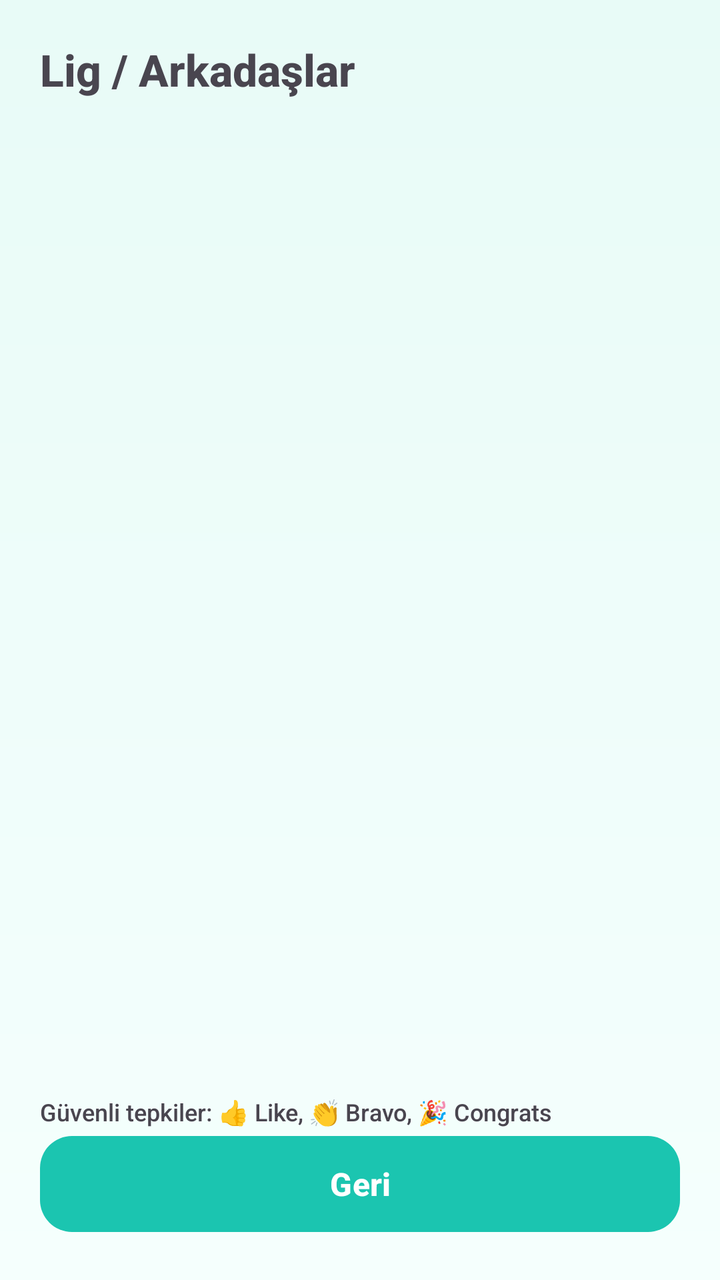
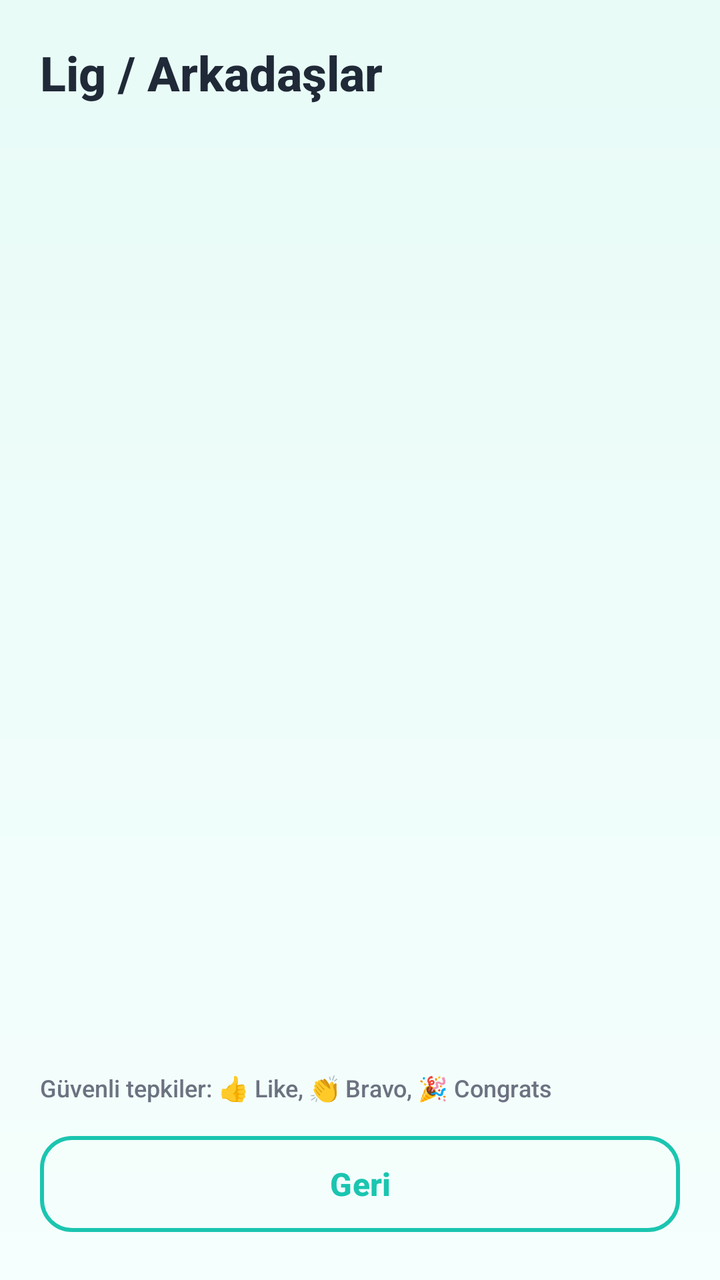

Before-and-after screenshots of an Android layout around one commit, followed by the original layout XML and the change that was made.
<!-- AndroidManifest.xml: application theme Theme.BrainBuddy -->
<!-- res/layout/activity_league.xml -->
<?xml version="1.0" encoding="utf-8"?>
<LinearLayout xmlns:android="http://schemas.android.com/apk/res/android"
    android:layout_width="match_parent"
    android:layout_height="match_parent"
    android:orientation="vertical"
    android:padding="20dp"
    android:background="@drawable/bg_gradient">

    <TextView
        android:layout_width="match_parent"
        android:layout_height="wrap_content"
        android:text="Lig / Arkadaşlar"
        android:textSize="22sp"
        android:textStyle="bold"/>

    <ScrollView
        android:layout_width="match_parent"
        android:layout_height="0dp"
        android:layout_weight="1"
        android:layout_marginTop="16dp">

        <LinearLayout
            android:id="@+id/containerLeague"
            android:layout_width="match_parent"
            android:layout_height="wrap_content"
            android:orientation="vertical"/>
    </ScrollView>

    <TextView
        android:layout_width="match_parent"
        android:layout_height="wrap_content"
        android:layout_marginTop="8dp"
        android:text="Güvenli tepkiler: 👍 Like, 👏 Bravo, 🎉 Congrats"
        android:textSize="12sp"/>

    <Button
        android:id="@+id/btnLeagueBack"
        android:layout_width="match_parent"
        android:layout_height="wrap_content"
        android:text="Geri"/>
</LinearLayout>
<!-- resources referenced by this layout -->
<resources>
  <!-- drawable bg_gradient (drawable) -->
  <?xml version="1.0" encoding="utf-8"?>
  <layer-list xmlns:android="http://schemas.android.com/apk/res/android">
      <item>
          <shape>
              <gradient
                  android:angle="270"
                  android:startColor="#E8FBF7"
                  android:endColor="#F5FFFD"/>
          </shape>
      </item>
  </layer-list>
  <style name="Theme.BrainBuddy" parent="Theme.Material3.Light.NoActionBar">
          <item name="colorPrimary">@color/bb_primary</item>
          <item name="colorOnPrimary">@color/white</item>
          <item name="colorSecondary">@color/bb_secondary</item>
          <item name="colorOnSecondary">@color/white</item>
          <item name="colorTertiary">@color/bb_accent</item>
          <item name="colorOnTertiary">@color/black</item>
          <item name="colorError">@color/bb_error</item>
          <item name="android:windowBackground">@drawable/bg_gradient</item>
          <item name="android:textColorPrimary">@color/bb_text</item>
          <item name="android:textColorSecondary">@color/bb_text_muted</item>
          <item name="materialButtonStyle">@style/BBButton</item>
          <item name="android:fontFamily">sans-serif-medium</item>
      </style>
  <color name="bb_primary">#1BC5B0</color>
  <color name="white">#FFFFFF</color>
  <color name="bb_secondary">#00897B</color>
  <color name="bb_accent">#FFC107</color>
  <color name="black">#000000</color>
  <color name="bb_error">#FF5252</color>
  <color name="bb_text">#1F2937</color>
  <color name="bb_text_muted">#6B7280</color>
  <style name="BBButton" parent="Widget.Material3.Button">
          <item name="android:minHeight">56dp</item>
          <item name="android:paddingStart">24dp</item>
          <item name="android:paddingEnd">24dp</item>
          <item name="cornerRadius">16dp</item>
          <item name="android:textAllCaps">false</item>
          <item name="android:textColor">@color/white</item>
          <item name="android:textSize">16sp</item>
          <item name="android:textStyle">bold</item>
          <item name="backgroundTint">@color/bb_primary</item>
      </style>
</resources>

<!-- the commit's change to res/layout/activity_league.xml (unified diff, before → after) -->
@@ -1,5 +1,6 @@
 <?xml version="1.0" encoding="utf-8"?>
 <LinearLayout xmlns:android="http://schemas.android.com/apk/res/android"
+    xmlns:app="http://schemas.android.com/apk/res-auto"
     android:layout_width="match_parent"
     android:layout_height="match_parent"
     android:orientation="vertical"
@@ -10,8 +11,9 @@
         android:layout_width="match_parent"
         android:layout_height="wrap_content"
         android:text="Lig / Arkadaşlar"
-        android:textSize="22sp"
-        android:textStyle="bold"/>
+        android:textSize="24sp"
+        android:textStyle="bold"
+        android:textColor="@color/bb_text"/>
 
     <ScrollView
         android:layout_width="match_parent"
@@ -31,11 +33,14 @@
         android:layout_height="wrap_content"
         android:layout_marginTop="8dp"
         android:text="Güvenli tepkiler: 👍 Like, 👏 Bravo, 🎉 Congrats"
-        android:textSize="12sp"/>
+        android:textSize="12sp"
+        android:textColor="@color/bb_text_muted"/>
 
     <Button
         android:id="@+id/btnLeagueBack"
+        style="@style/BBButtonAlt"
         android:layout_width="match_parent"
         android:layout_height="wrap_content"
+        android:layout_marginTop="12dp"
         android:text="Geri"/>
 </LinearLayout>
<!-- resource entries referenced after the edit -->
@@ -12,6 +12,14 @@
           </shape>
       </item>
   </layer-list>
+  <style name="BBButtonAlt" parent="Widget.Material3.Button.OutlinedButton">
+          <item name="android:minHeight">56dp</item>
+          <item name="cornerRadius">16dp</item>
+          <item name="android:textAllCaps">false</item>
+          <item name="android:textColor">@color/bb_primary</item>
+          <item name="strokeColor">@color/bb_primary</item>
+          <item name="strokeWidth">2dp</item>
+      </style>
   <style name="Theme.BrainBuddy" parent="Theme.Material3.Light.NoActionBar">
           <item name="colorPrimary">@color/bb_primary</item>
           <item name="colorOnPrimary">@color/white</item>
